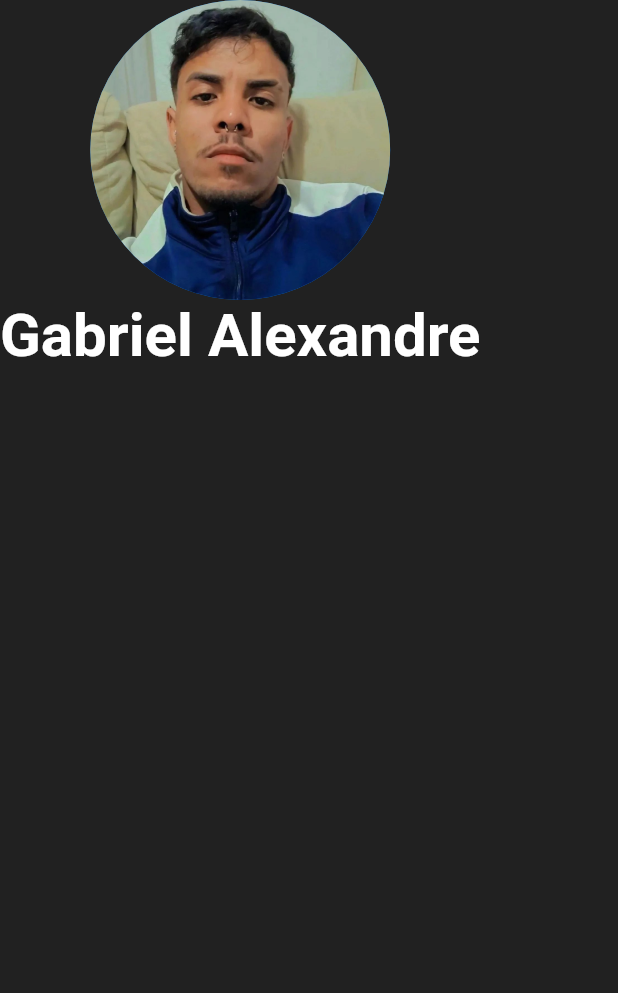
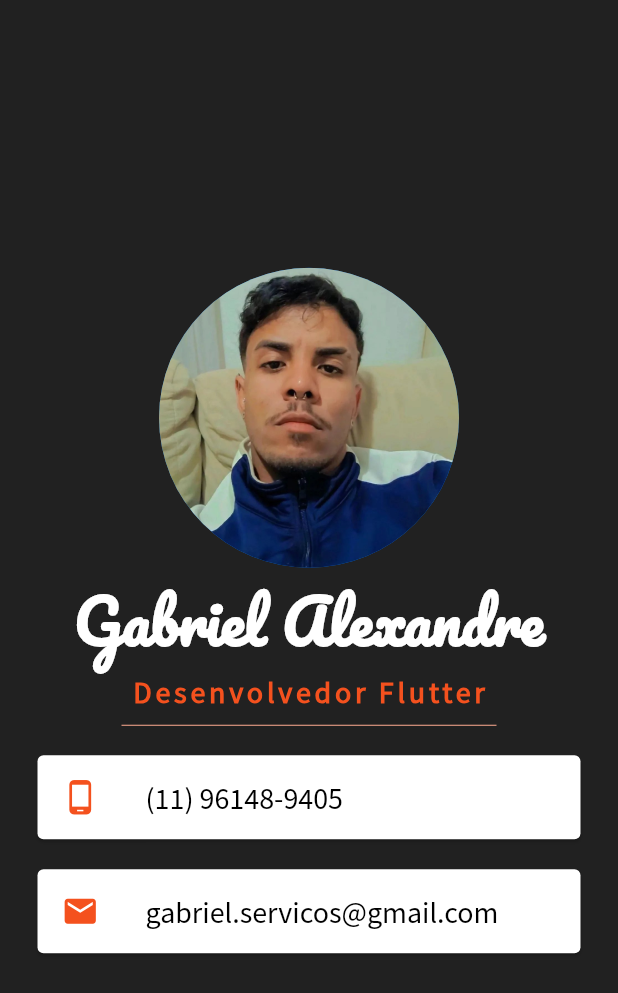
Before and after one commit to Gabriel-DevFront/app_apresentacao, a Flutter app: the screen it shows after launch, on a phone screen of 412 x 824 dp. Shown: the top 993 px of the screen. Run offline on Flutter 3.47's test engine with Material 2 defaults, Android fonts, the phone set to English and light mode, and no system bars.

Commit message:
apresentacao
primeira parte do app de apresentação feito.

```diff
--- a/apresentacao/lib/main.dart
+++ b/apresentacao/lib/main.dart
@@ -1,3 +1,5 @@
+import 'dart:ui';
+
 import 'package:flutter/material.dart';
 
 void main() {
@@ -22,6 +24,7 @@ class MyApp extends StatelessWidget {
         SafeArea(
           child:
           Column(
+            mainAxisAlignment: MainAxisAlignment.center,
             children: [
               CircleAvatar(
                 backgroundImage: AssetImage('imagens/gabriel.jpg'),
@@ -33,13 +36,77 @@ class MyApp extends StatelessWidget {
                 fontSize: 40,
                 color: Colors.white,
                 fontWeight: FontWeight.bold,
+                fontFamily: 'Pacifico',
+                ),
               ),
+              Text('Desenvolvedor Flutter',
+              style:
+              TextStyle(
+                fontFamily: 'Source Sans Pro',
+                color: Colors.deepOrange[600],
+                fontSize: 20,
+                fontWeight: FontWeight.bold,
+                letterSpacing: 2.5,
+                ),
               ),
+
+              SizedBox(
+                height: 20,
+                width: 250,
+                child:
+                Divider(
+                  color: Colors.deepOrange[200]
+                  ),
+              ),
+
+              Card(
+               margin: EdgeInsets.symmetric(
+                vertical: 10,
+                horizontal: 25,
+                   ),
+                child: ListTile(
+                  leading:
+                    Icon(Icons.phone_android,
+                    color: Colors.deepOrange[600],
+                    size: 25,
+                    ),
+                    title:
+                    Text('(11) 96148-9405',
+                    style:
+                    TextStyle(
+                      color: Colors.black,
+                      fontSize: 20 ,
+                      fontFamily: 'Source Sans Pro',
+                    ),
+                  ),
+                ),
+              ),
+              Card(
+               margin: EdgeInsets.symmetric(
+                vertical: 10,
+                horizontal: 25,
+                   ),
+                child: ListTile(
+                  leading:
+                    Icon(Icons.mail,
+                    color: Colors.deepOrange[600],
+                    size: 25,
+                    ),
+                    title:
+                    Text('gabriel.servicos@gmail.com',
+                    style:
+                    TextStyle(
+                      color: Colors.black,
+                      fontSize: 20 ,
+                      fontFamily: 'Source Sans Pro',
+                      ),
+                    ),
+                  ),
+               ),
             ],
           ),
         ),
-
-        ),
+      ),
     );
   }
 }
```
Also changed, not shown: apresentacao/pubspec.yaml (+12 -11 lines), apresentacao/fontes/Anton-Regular.ttf (added), apresentacao/fontes/Pacifico-Regular.ttf (added), apresentacao/fontes/SourceSansPro-BlackItalic.ttf (added), apresentacao/fontes/SourceSansPro-Italic.ttf (added), apresentacao/fontes/SourceSansPro-Regular.ttf (added).
